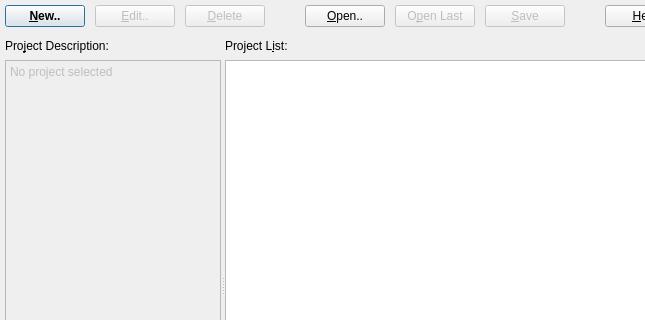
First picture: the form in forms/project.ui, repository skriticos/nelia1, before the edit; both pictures show x 0 to 645 and y 0 to 320 of the 879 by 537 pixel window.
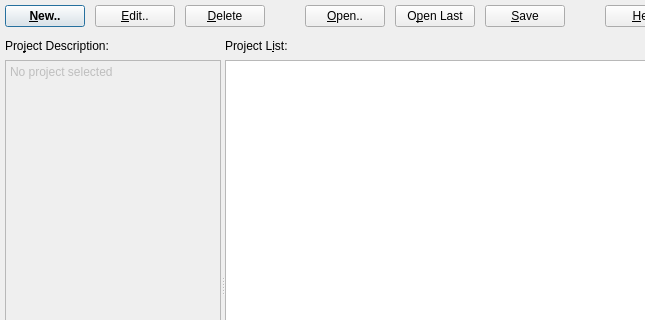
Second picture: the form after the edit.

The edit to the form file:
```diff
--- a/forms/project.ui
+++ b/forms/project.ui
@@ -51,7 +51,7 @@
    <item row="0" column="1">
     <widget class="QPushButton" name="push_edit">
      <property name="enabled">
-      <bool>false</bool>
+      <bool>true</bool>
      </property>
      <property name="locale">
       <locale language="English" country="UnitedStates"/>
@@ -64,7 +64,7 @@
    <item row="0" column="2">
     <widget class="QPushButton" name="push_delete">
      <property name="enabled">
-      <bool>false</bool>
+      <bool>true</bool>
      </property>
      <property name="text">
       <string>&amp;Delete</string>
@@ -97,7 +97,7 @@
    <item row="0" column="5">
     <widget class="QPushButton" name="push_open_last">
      <property name="enabled">
-      <bool>false</bool>
+      <bool>true</bool>
      </property>
      <property name="text">
       <string>O&amp;pen Last</string>
@@ -107,7 +107,7 @@
    <item row="0" column="6">
     <widget class="QPushButton" name="push_save">
      <property name="enabled">
-      <bool>false</bool>
+      <bool>true</bool>
      </property>
      <property name="text">
       <string>&amp;Save</string>
```
